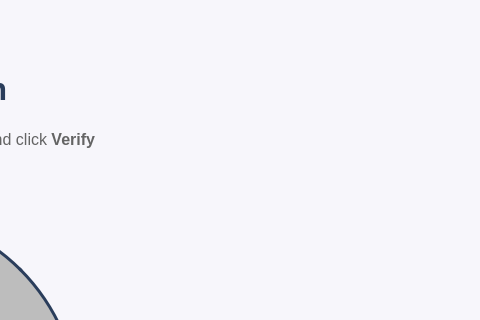
The window that face.ui (mintpancake/ikyc) describes before a commit, drawn with Qt 5; both pictures show x 720 to 1200 and y 0 to 320 of the 1200 by 800 pixel window.
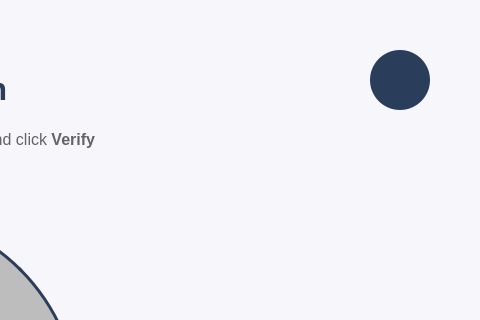
The same window after the commit. Icons and pictures are not drawn.

Diff of the .ui file:
```diff
--- a/face.ui
+++ b/face.ui
@@ -593,6 +593,53 @@
      <set>Qt::AlignCenter</set>
     </property>
    </widget>
+   <widget class="QPushButton" name="logoutButton">
+    <property name="geometry">
+     <rect>
+      <x>1090</x>
+      <y>50</y>
+      <width>60</width>
+      <height>60</height>
+     </rect>
+    </property>
+    <property name="font">
+     <font>
+      <family>Yu Gothic UI</family>
+      <pointsize>12</pointsize>
+      <weight>75</weight>
+      <bold>true</bold>
+     </font>
+    </property>
+    <property name="cursor">
+     <cursorShape>ArrowCursor</cursorShape>
+    </property>
+    <property name="styleSheet">
+     <string notr="true">QPushButton{
+    background: rgb(42, 61, 91);
+    background-image : url(resources/logout.png);
+	background-repeat: no-repeat;
+	background-position: center;
+    border-radius: 30px;
+}
+QPushButton:hover{
+    background: rgb(71, 96, 137);
+	background-image : url(resources/logout.png);
+	background-repeat: no-repeat;
+	background-position: center;
+    border-radius: 30px;
+}
+QPushButton:pressed{
+    background: rgb(42, 61, 91);
+    background-image : url(resources/logout.png);
+	background-repeat: no-repeat;
+	background-position: center;
+    border-radius: 30px;
+}</string>
+    </property>
+    <property name="text">
+     <string/>
+    </property>
+   </widget>
   </widget>
  </widget>
  <resources/>
```
